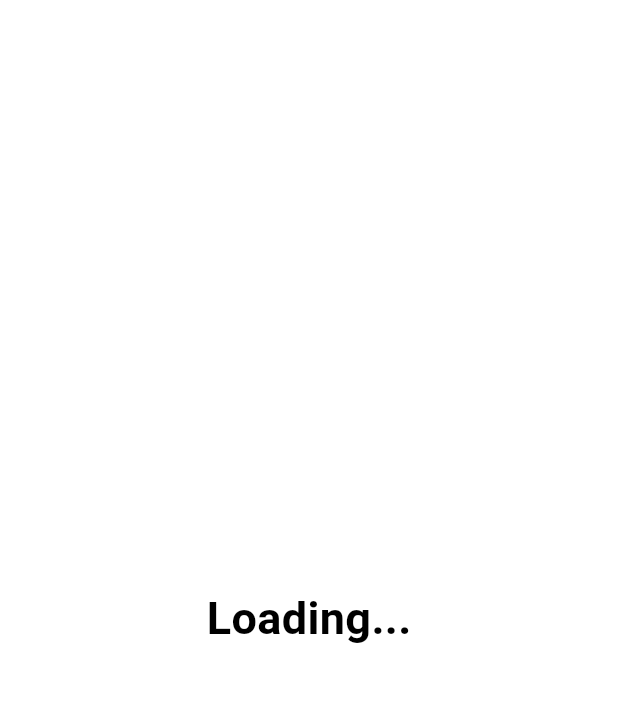
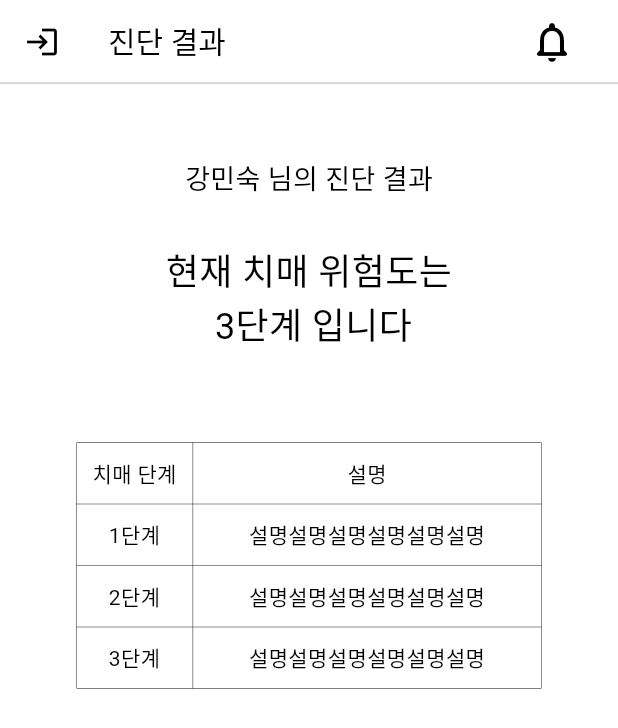
Before and after one commit to AntiHeimer/front, a Flutter app: the DiagnosisPage screen opened directly, after a tap on "다음", on a phone screen of 412 x 824 dp. Shown: the top 728 px of the screen. Run offline on Flutter 3.47's test engine with Material 3 defaults, Android fonts, the phone set to English and light mode, and no system bars; our stand-ins replace flutter_dotenv.

Commit message:
create table

```diff
--- a/lib/Diagnosis/page/diagnosis_page.dart
+++ b/lib/Diagnosis/page/diagnosis_page.dart
@@ -1,3 +1,4 @@
+import 'package:anti_heimer/DiganosisResult/page/diagnosis_result_page.dart';
 import 'package:anti_heimer/Main/component/app_bar/app_bar3.dart';
 import 'package:anti_heimer/Main/component/main_button_small_black.dart';
 import 'package:anti_heimer/Main/component/main_button_small_gray.dart';
@@ -56,7 +57,7 @@ class _DiagnosisPageState extends State<DiagnosisPage> {
                     onPressed: () {
                       Navigator.push(context,
                           MaterialPageRoute(builder: (context) {
-                        return LoadingPage();
+                        return DiagnosisResultPage();
                       }));
                     }),
               ],
--- /dev/null
+++ b/lib/DiganosisResult/component/table_box.dart
@@ -0,0 +1,101 @@
+import 'package:flutter/material.dart';
+
+class TableBox extends StatelessWidget {
+  @override
+  Widget build(BuildContext context) {
+    return SizedBox(
+      width: 310,
+      child: Table(
+        border: TableBorder.all(color: Colors.black, width: 0.3),
+        columnWidths: const {
+          0: FlexColumnWidth(1),
+          1: FlexColumnWidth(3),
+        },
+        children: const [
+          TableRow(children: [
+            TableCell(
+              child: Padding(
+                padding: EdgeInsets.all(10),
+                child: Text(
+                  '치매 단계',
+                  style: TextStyle(fontWeight: FontWeight.w500),
+                  textAlign: TextAlign.center,
+                ),
+              ),
+            ),
+            TableCell(
+              child: Padding(
+                padding: EdgeInsets.all(10),
+                child: Text(
+                  '설명',
+                  style: TextStyle(fontWeight: FontWeight.w500),
+                  textAlign: TextAlign.center,
+                ),
+              ),
+            ),
+          ]),
+          TableRow(children: [
+            TableCell(
+              child: Padding(
+                padding: EdgeInsets.all(10),
+                child: Text(
+                  '1단계',
+                  textAlign: TextAlign.center,
+                ),
+              ),
+            ),
+            TableCell(
+              child: Padding(
+                padding: EdgeInsets.all(10),
+                child: Text(
+                  '설명설명설명설명설명설명',
+                  textAlign: TextAlign.center,
+                ),
+              ),
+            ),
+          ]),
+          TableRow(children: [
+            TableCell(
+              child: Padding(
+                padding: EdgeInsets.all(10),
+                child: Text(
+                  '2단계',
+                  textAlign: TextAlign.center,
+                ),
+              ),
+            ),
+            TableCell(
+              child: Padding(
+                padding: EdgeInsets.all(10),
+                child: Text(
+                  '설명설명설명설명설명설명',
+                  textAlign: TextAlign.center,
+                ),
+              ),
+            ),
+          ]),
+          TableRow(children: [
+            TableCell(
+              child: Padding(
+                padding: EdgeInsets.all(10),
+                child: Text(
+                  '3단계',
+                  textAlign: TextAlign.center,
+                ),
+              ),
+            ),
+            TableCell(
+              child: Padding(
+                padding: EdgeInsets.all(10),
+                child: Text(
+                  '설명설명설명설명설명설명',
+                  textAlign: TextAlign.center,
+                ),
+              ),
+            ),
+          ]),
+        ],
+      ),
+    );
+  }
+}
--- /dev/null
+++ b/lib/DiganosisResult/page/diagnosis_result_page.dart
@@ -0,0 +1,44 @@
+import 'package:anti_heimer/DiganosisResult/component/table_box.dart';
+import 'package:anti_heimer/Main/component/app_bar/app_bar1.dart';
+import 'package:flutter/material.dart';
+
+class DiagnosisResultPage extends StatefulWidget {
+  _DiagnosisResultPageState createState() => _DiagnosisResultPageState();
+}
+
+class _DiagnosisResultPageState extends State<DiagnosisResultPage> {
+  @override
+  void initState() {
+    super.initState();
+  }
+
+  @override
+  Widget build(BuildContext context) {
+    return Scaffold(
+      appBar: const AppBarWidget1(title: '진단 결과'),
+      body: Center(
+        child: Column(children: <Widget>[
+          const Padding(
+            padding: EdgeInsets.only(top: 50),
+            child: Text(
+              '강민숙 님의 진단 결과',
+              style: TextStyle(fontSize: 18),
+            ),
+          ),
+          const Padding(
+            padding: EdgeInsets.fromLTRB(0, 30, 0, 30),
+            child: Text(
+              '현재 치매 위험도는\n 3단계 입니다',
+              style: TextStyle(
+                fontSize: 24,
+              ),
+              textAlign: TextAlign.center,
+            ),
+          ),
+          const Padding(padding: EdgeInsets.only(bottom: 30)),
+          TableBox(),
+        ]),
+      ),
+    );
+  }
+}
```
Also changed, not shown: lib/Main/page/loading_page.dart (+5 -4 lines).
